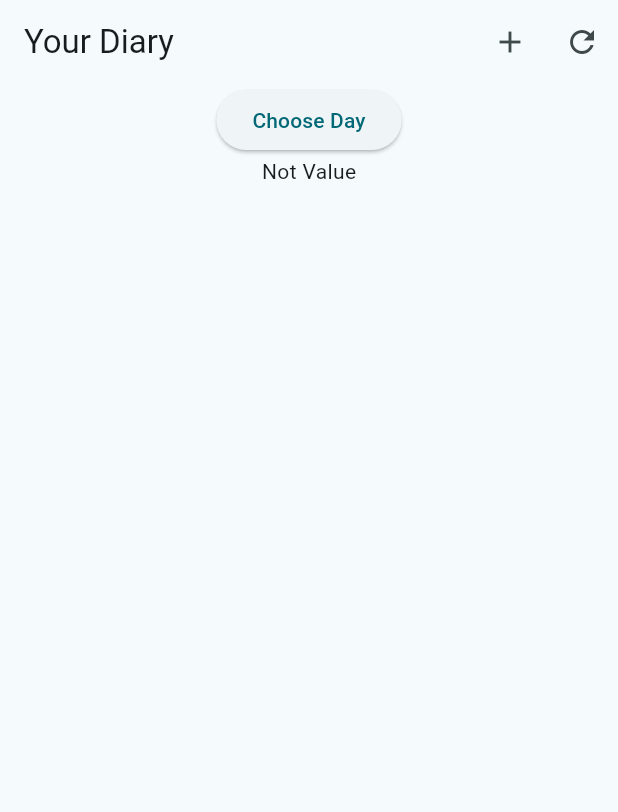
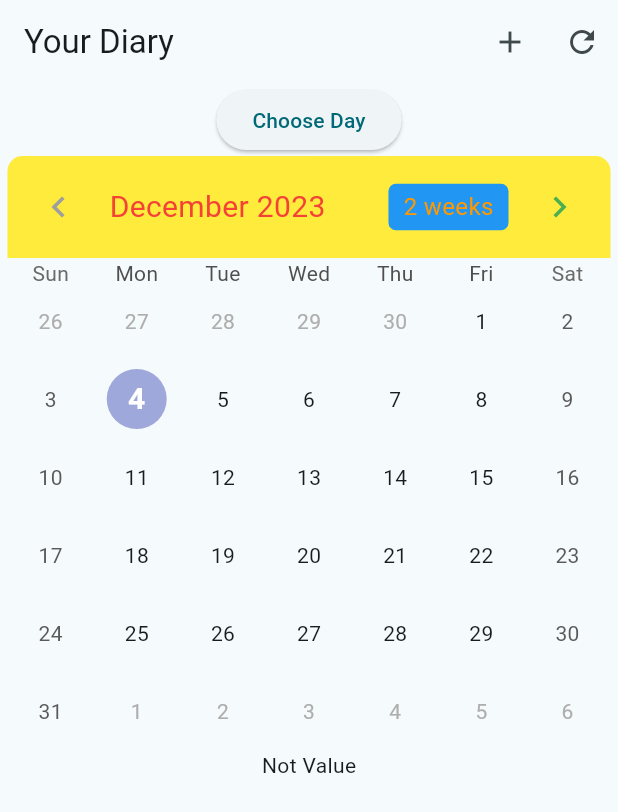
Before and after one commit to hdgiang-qh/diary_app, a Flutter app: the DiaryScreen screen opened directly, on a phone screen of 412 x 824 dp. Shown: the top 812 px of the screen. Run offline on Flutter 3.47's test engine with Material 3 defaults, Android fonts, the phone set to English and light mode, and no system bars; drawn by our look-alikes of table_calendar; our stand-ins replace bloc, currency_text_input_formatter, dio, flutter_bloc, flutter_secure_storage, google_fonts and 3 more; accounts and stored records are empty; network calls fail.

Commit message:
update
# Conflicts:
#	.dart_tool/flutter_build/1e4f6db1b82a86c9f62ce582c17ea95b/.filecache
#	.dart_tool/flutter_build/1e4f6db1b82a86c9f62ce582c17ea95b/app.dill
#	.dart_tool/flutter_build/1e4f6db1b82a86c9f62ce582c17ea95b/debug_ios_bundle_flutter_assets.stamp
#	.dart_tool/flutter_build/1e4f6db1b82a86c9f62ce582c17ea95b/flutter_assets.d
#	.dart_tool/flutter_build/1e4f6db1b82a86c9f62ce582c17ea95b/kernel_snapshot.d
#	.dart_tool/flutter_build/1e4f6db1b82a86c9f62ce582c17ea95b/kernel_snapshot.stamp
#	.flutter-plugins-dependencies
#	build/e5af93aeb062c1faf752195ab72478e5.cache.dill.track.dill
#	build/ios/Debug-iphonesimulator/App.framework/App
#	build/ios/Debug-iphonesimulator/App.framework/_CodeSignature/CodeResources
#	build/ios/Debug-iphonesimulator/App.framework/flutter_assets/kernel_blob.bin
#	build/ios/Debug-iphonesimulator/Runner.app/Frameworks/App.framework/App
#	build/ios/Debug-iphonesimulator/Runner.app/Frameworks/App.framework/_CodeSignature/CodeResources
#	build/ios/Debug-iphonesimulator/Runner.app/Frameworks/App.framework/flutter_assets/kernel_blob.bin
#	build/ios/Debug-iphonesimulator/Runner.app/Runner
#	build/ios/Debug-iphonesimulator/Runner.app/_CodeSignature/CodeResources
#	build/ios/Debug-iphonesimulator/libPods-Runner.a
#	build/ios/iphonesimulator/Runner.app/Frameworks/App.framework/App
#	build/ios/iphonesimulator/Runner.app/Frameworks/App.framework/_CodeSignature/CodeResources
#	build/ios/iphonesimulator/Runner.app/Frameworks/App.framework/flutter_assets/kernel_blob.bin
#	build/ios/iphonesimulator/Runner.app/Runner
#	build/ios/iphonesimulator/Runner.app/_CodeSignature/CodeResources
#	lib/main.dart
#	lib/src/presentation/Diary/add_diary_screen.dart
#	lib/src/presentation/Diary/diary_screen.dart
#	lib/src/widget_screen/Auth/Welcome/welcome_screen.dart

```diff
--- a/lib/src/bloc/Search_bloc/search_bloc.dart
+++ b/lib/src/bloc/Search_bloc/search_bloc.dart
@@ -28,7 +28,7 @@ class SearchBloc extends Bloc<SearchEvent, SearchState> {
         emit(SearchFailure(error: ''));
       }
     } on DioException catch (e) {
-      emit(SearchFailure(error: "Error Value"));
+      emit(SearchFailure(error: e.error.toString()));
     } catch (e) {
       emit(SearchFailure( error: e.toString()));
     }
--- a/lib/src/bloc/SignIn-SignUp/sign_up_bloc/sign_up_bloc.dart
+++ b/lib/src/bloc/SignIn-SignUp/sign_up_bloc/sign_up_bloc.dart
@@ -22,7 +22,7 @@ class SignUpBloc extends Bloc<SignUpEvent, SignUpState> {
       final response = await dio.post(
         Const.api_host + ApiPath.register,
         data: {
-          "avatar": "string",
+          "avatar": "https://i.imgur.com/6WCf7zr.jpg",
           "date": date.text,
           "email": "string",
           "firstName": "string",
--- /dev/null
+++ b/lib/src/bloc/search_userDiary/diary_user_search_event.dart
@@ -0,0 +1,4 @@
+part of 'diary_user_search_bloc.dart';
+
+@immutable
+abstract class DiaryUserSearchEvent {}
--- a/lib/src/core/apiPath.dart
+++ b/lib/src/core/apiPath.dart
@@ -2,6 +2,7 @@ class ApiPath{
   static const login = "/authenticate/login";
   static const register = "/authenticate/register";
   static const getAllDiaryFeed = "/diary/feed";
+  static const getSearchFeedUser = "/diary/feed/user";
   static const curdDiary= "/diary";
   static const moodStatus = "/mood/all";
   static const diaryCalendar = "/diary/calendar";
--- a/lib/src/presentation/Auth/Infor/UserScreen.dart
+++ b/lib/src/presentation/Auth/Infor/UserScreen.dart
@@ -22,7 +22,8 @@ class _UserScreenState extends State<UserScreen> {
 
   @override
   Widget build(BuildContext context) {
-    return BlocBuilder<InforBloc, InforState>(
+    return
+      BlocBuilder<InforBloc, InforState>(
         bloc: _bloc,
         builder: (context, state) {
           if (state is InforLoading) {
--- a/lib/src/presentation/Diary/diary_screen.dart
+++ b/lib/src/presentation/Diary/diary_screen.dart
@@ -7,6 +7,7 @@ import 'package:flutter/material.dart';
 import 'package:flutter_bloc/flutter_bloc.dart';
 import 'package:intl/intl.dart';
 import 'package:nb_utils/nb_utils.dart';
+import 'package:table_calendar/table_calendar.dart';
 
 import '../../bloc/diaryUser_bloc/diaryuser_bloc.dart';
 
@@ -24,6 +25,7 @@ class _DiaryScreenState extends State<DiaryScreen> {
   late String startDate = formatter.format(date);
   late final DiaryUserBloc _bloc;
   String choosesDate = 'Choose Day';
+  String? note;
 
   @override
   void initState() {
@@ -32,7 +34,8 @@ class _DiaryScreenState extends State<DiaryScreen> {
     _bloc.getListDU();
   }
 
-  void toastDeleteComplete(String messenger) => Fluttertoast.showToast(
+  void toastDeleteComplete(String messenger) =>
+      Fluttertoast.showToast(
           msg: "Delete Success",
           toastLength: Toast.LENGTH_SHORT,
           gravity: ToastGravity.CENTER,
@@ -58,11 +61,53 @@ class _DiaryScreenState extends State<DiaryScreen> {
     );
   }
 
+  Widget buildDateV2() {
+    return TableCalendar(
+        firstDay: DateTime.utc(2010, 10, 20),
+        lastDay: DateTime.utc(2040, 10, 20),
+        focusedDay: DateTime.now(),
+        headerVisible: true,
+        daysOfWeekVisible: true,
+        sixWeekMonthsEnforced: true,
+        shouldFillViewport: false,
+        headerStyle: const HeaderStyle(
+          titleTextStyle:
+          TextStyle(color: Colors.red, fontSize: 20.0),
+          decoration: BoxDecoration(
+              color: Colors.yellow,
+              borderRadius: BorderRadius.only(
+                  topLeft: Radius.circular(10),
+                  topRight: Radius.circular(10))),
+          formatButtonTextStyle:
+          TextStyle(color: Colors.orange, fontSize: 16.0),
+          formatButtonDecoration: BoxDecoration(
+            color: Colors.blue,
+            borderRadius: BorderRadius.all(
+              Radius.circular(5.0),
+            ),),
+          leftChevronIcon: Icon(
+            Icons.chevron_left,
+            color: Colors.grey,
+            size: 28,
+          ),
+          rightChevronIcon: Icon(
+            Icons.chevron_right,
+            color: Colors.green,
+            size: 28,
+          ),
+        ),
+        calendarStyle: const CalendarStyle(
+        todayTextStyle: TextStyle(
+        fontSize: 20, color: Colors.white, fontWeight: FontWeight.bold)),
+    );
+  }
+
   Widget buildUserDiary() {
     return ListView.separated(
       padding: const EdgeInsets.symmetric(vertical: 10),
       physics: const NeverScrollableScrollPhysics(),
-      itemBuilder: (context, index) => Card(
+      itemBuilder: (context, index) =>
+          Card(
             child: Column(
               crossAxisAlignment: CrossAxisAlignment.start,
               children: [
@@ -81,10 +126,11 @@ class _DiaryScreenState extends State<DiaryScreen> {
                         child: Text(
                           _bloc.listDU[index].status.toString(),
                           style: TextStyle(
-                      color:
-                          _bloc.listDU[index].status.toString() == "PUBLIC"
+                              color: _bloc.listDU[index].status.toString() ==
+                                  "PUBLIC"
                                   ? Colors.green
-                              : Colors.red, fontWeight: FontWeight.bold),
+                                  : Colors.red,
+                              fontWeight: FontWeight.bold),
                         )),
                   ],
                 ).paddingOnly(left: 5, bottom: 5, top: 5),
@@ -111,7 +157,8 @@ class _DiaryScreenState extends State<DiaryScreen> {
                             Navigator.push(
                                 context,
                                 MaterialPageRoute(
-                                builder: (context) => EditDiaryScreen(
+                                    builder: (context) =>
+                                        EditDiaryScreen(
                                           id: _bloc.listDU[index].id.validate(),
                                         )));
                           },
@@ -139,7 +186,8 @@ class _DiaryScreenState extends State<DiaryScreen> {
                                       actions: [
                                         CupertinoDialogAction(
                                           isDefaultAction: true,
-                                      onPressed: () => Navigator.pop(context),
+                                          onPressed: () =>
+                                              Navigator.pop(context),
                                           child: Text("Cancel",
                                               style: StyleApp.textStyle401()),
                                         ),
@@ -147,7 +195,8 @@ class _DiaryScreenState extends State<DiaryScreen> {
                                           isDefaultAction: true,
                                           onPressed: () {
                                             _bloc.deletedDiary(
-                                            _bloc.listDU[index].id.validate());
+                                                _bloc.listDU[index].id
+                                                    .validate());
                                             Navigator.pop(context);
                                             toastDeleteComplete("");
                                             _bloc.getListDU();
@@ -219,7 +268,7 @@ class _DiaryScreenState extends State<DiaryScreen> {
         body: SafeArea(
           child: SingleChildScrollView(
             child: Column(
-              children: <Widget>[buildDate(), buildListDiary()],
+              children: <Widget>[buildDate(), buildDateV2(), buildListDiary()],
             ),
           ).paddingSymmetric(horizontal: 5),
         ));
--- a/pubspec.yaml
+++ b/pubspec.yaml
@@ -51,6 +51,7 @@ dependencies:
   currency_text_input_formatter: ^2.1.10
   provider: ^6.0.5
   flutter_datetime_picker: ^1.5.1
+  table_calendar: ^3.0.9
 dev_dependencies:
   flutter_test:
     sdk: flutter
```
Also changed, not shown: lib/src/bloc/auth_bloc/infor_bloc.dart (+23 -5 lines), lib/src/bloc/auth_bloc/infor_state.dart (+7 -2 lines), lib/src/bloc/search_userDiary/diary_user_search_bloc.dart (added, +40 -0 lines), lib/src/bloc/search_userDiary/diary_user_search_state.dart (added, +18 -0 lines), lib/src/presentation/HomePage/Search/Search_screen.dart (+16 -8 lines), lib/src/presentation/HomePage/Search/view_search.dart (added, +163 -0 lines), pubspec.lock, 15 other files. Lines whose indentation alone changed are shown as unchanged.
